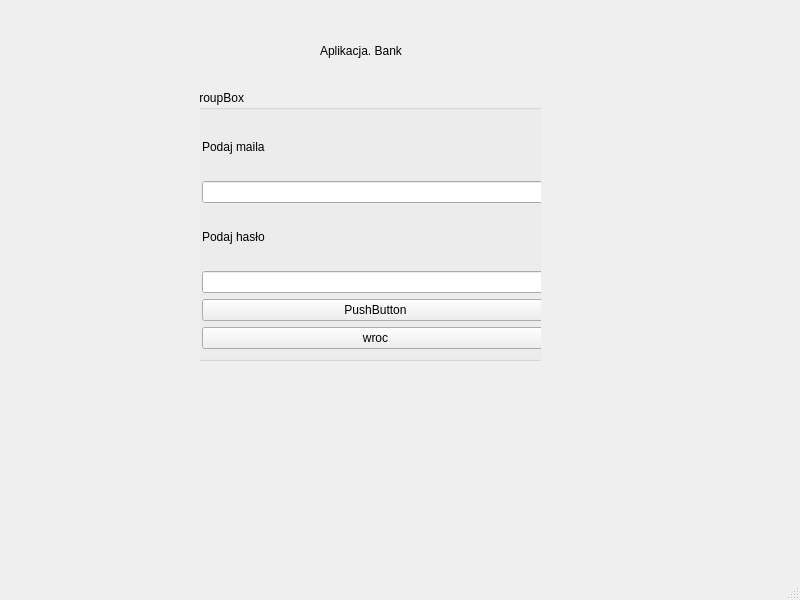
First picture: the form in mainwindow.ui, repository fr3kz/System-bank, before the edit.
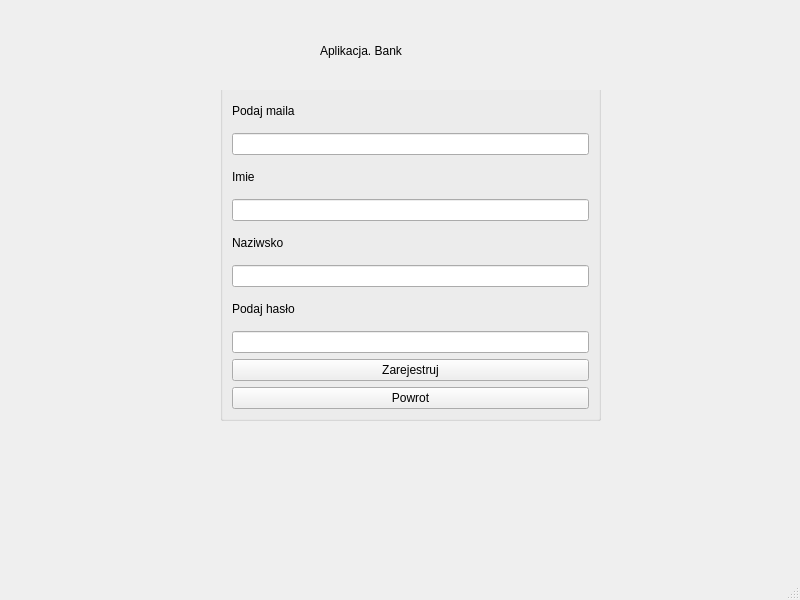
Second picture: the form after the edit. The open tabs and pages were chosen to show the change.

Diff of the .ui file:
```diff
--- a/mainwindow.ui
+++ b/mainwindow.ui
@@ -22,8 +22,8 @@
      <rect>
       <x>200</x>
       <y>90</y>
-      <width>341</width>
-      <height>301</height>
+      <width>431</width>
+      <height>341</height>
      </rect>
     </property>
     <widget class="QWidget" name="page">
@@ -88,14 +88,14 @@
      <widget class="QGroupBox" name="groupBox_2">
       <property name="geometry">
        <rect>
-        <x>-10</x>
-        <y>0</y>
-        <width>371</width>
-        <height>271</height>
+        <x>20</x>
+        <y>-10</y>
+        <width>381</width>
+        <height>341</height>
        </rect>
       </property>
       <property name="title">
-       <string>GroupBox</string>
+       <string/>
       </property>
       <layout class="QVBoxLayout" name="verticalLayout_5">
        <item>
@@ -108,6 +108,26 @@
        <item>
         <widget class="QLineEdit" name="user_id_field_5"/>
        </item>
+       <item>
+        <widget class="QLabel" name="label_4">
+         <property name="text">
+          <string>Imie</string>
+         </property>
+        </widget>
+       </item>
+       <item>
+        <widget class="QLineEdit" name="lineEdit"/>
+       </item>
+       <item>
+        <widget class="QLabel" name="label_5">
+         <property name="text">
+          <string>Naziwsko</string>
+         </property>
+        </widget>
+       </item>
+       <item>
+        <widget class="QLineEdit" name="lineEdit_2"/>
+       </item>
        <item>
         <widget class="QLabel" name="label_12">
          <property name="text">
@@ -121,14 +141,14 @@
        <item>
         <widget class="QPushButton" name="pushButton_5">
          <property name="text">
-          <string>PushButton</string>
+          <string>Zarejestruj</string>
          </property>
         </widget>
        </item>
        <item>
         <widget class="QPushButton" name="pushButton_2">
          <property name="text">
-          <string>wroc</string>
+          <string>Powrot</string>
          </property>
         </widget>
        </item>
```
Left out of the diff: 4 changed lines with no effect on the pictures.
